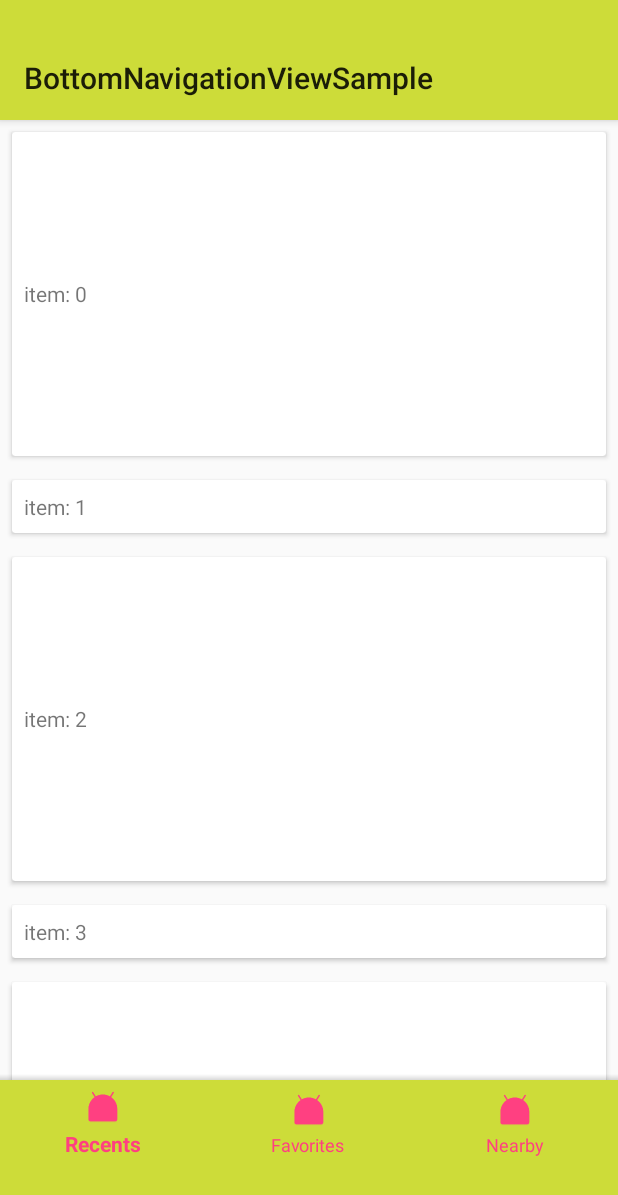
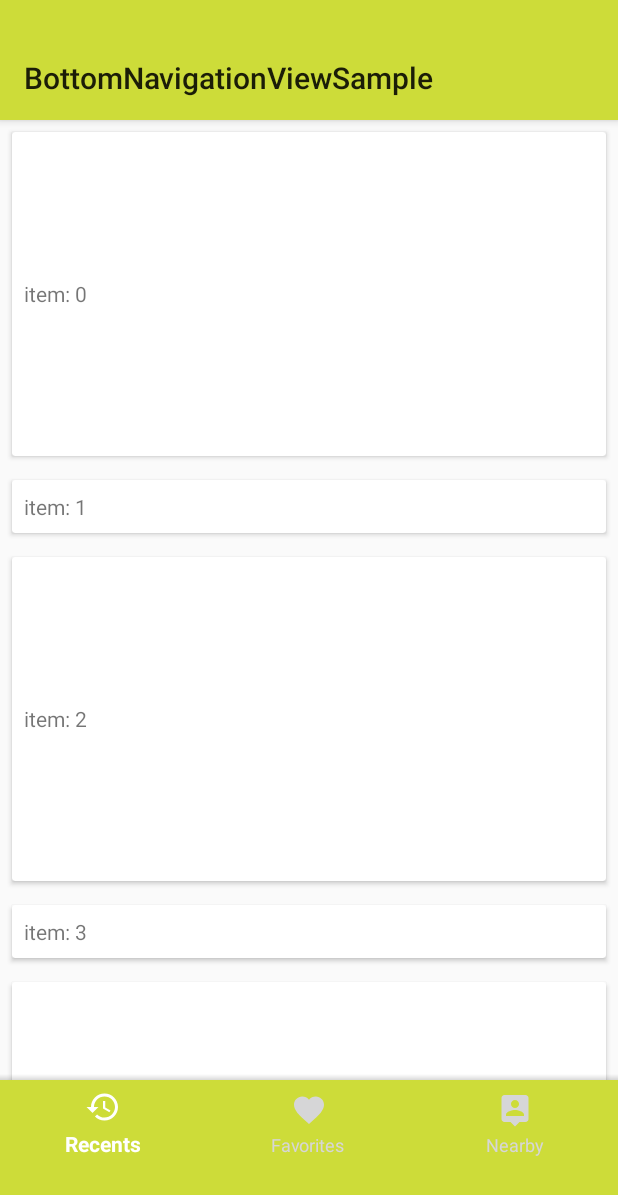
Before and after one commit to sakebook/BottomNavigationViewSample, an Android app: the screen it shows after launch (MainActivity), on a phone screen of 412 x 824 dp. Shown: the top 1195 px of the screen. Run offline under Robolectric (Android 15) with nearby library versions, the phone set to English and light mode, and no system bars; 1 statement that could not run was skipped.

Commit message:
Change bottom navigation icons

```diff
--- /dev/null
+++ b/app/src/main/res/drawable-anydpi/ic_favorite.xml
@@ -0,0 +1,9 @@
+<vector xmlns:android="http://schemas.android.com/apk/res/android"
+        android:width="24dp"
+        android:height="24dp"
+        android:viewportWidth="24.0"
+        android:viewportHeight="24.0">
+    <path
+        android:fillColor="#FF000000"
+        android:pathData="M12,21.35l-1.45,-1.32C5.4,15.36 2,12.28 2,8.5 2,5.42 4.42,3 7.5,3c1.74,0 3.41,0.81 4.5,2.09C13.09,3.81 14.76,3 16.5,3 19.58,3 22,5.42 22,8.5c0,3.78 -3.4,6.86 -8.55,11.54L12,21.35z"/>
+</vector>
--- /dev/null
+++ b/app/src/main/res/drawable-anydpi/ic_history.xml
@@ -0,0 +1,4 @@
+<?xml version="1.0" encoding="UTF-8" standalone="no"?>
+<vector xmlns:android="http://schemas.android.com/apk/res/android" android:height="24dp" android:viewportHeight="24.0" android:viewportWidth="24.0" android:width="24dp">
+    <path android:fillColor="#000000" android:pathData="M13,3c-4.97,0 -9,4.03 -9,9L1,12l3.89,3.89 0.07,0.14L9,12L6,12c0,-3.87 3.13,-7 7,-7s7,3.13 7,7 -3.13,7 -7,7c-1.93,0 -3.68,-0.79 -4.94,-2.06l-1.42,1.42C8.27,19.99 10.51,21 13,21c4.97,0 9,-4.03 9,-9s-4.03,-9 -9,-9zM12,8v5l4.28,2.54 0.72,-1.21 -3.5,-2.08L13.5,8L12,8z"/>
+</vector>
--- /dev/null
+++ b/app/src/main/res/drawable-anydpi/ic_person_pin.xml
@@ -0,0 +1,9 @@
+<vector xmlns:android="http://schemas.android.com/apk/res/android"
+        android:width="24dp"
+        android:height="24dp"
+        android:viewportWidth="24.0"
+        android:viewportHeight="24.0">
+    <path
+        android:fillColor="#FF000000"
+        android:pathData="M19,2L5,2c-1.11,0 -2,0.9 -2,2v14c0,1.1 0.89,2 2,2h4l3,3 3,-3h4c1.1,0 2,-0.9 2,-2L21,4c0,-1.1 -0.9,-2 -2,-2zM12,5.3c1.49,0 2.7,1.21 2.7,2.7 0,1.49 -1.21,2.7 -2.7,2.7 -1.49,0 -2.7,-1.21 -2.7,-2.7 0,-1.49 1.21,-2.7 2.7,-2.7zM18,16L6,16v-0.9c0,-2 4,-3.1 6,-3.1s6,1.1 6,3.1v0.9z"/>
+</vector>
--- /dev/null
+++ b/app/src/main/res/drawable/bottom_navigation_selector.xml
@@ -0,0 +1,9 @@
+<?xml version="1.0" encoding="utf-8"?>
+<selector xmlns:android="http://schemas.android.com/apk/res/android">
+    <item
+        android:color="@color/white"
+        android:state_checked="true" />
+    <item
+        android:color="@color/disable_translucent_light"
+        android:state_checked="false" />
+</selector>
--- a/app/src/main/res/layout/activity_main.xml
+++ b/app/src/main/res/layout/activity_main.xml
@@ -55,8 +55,8 @@
             android:elevation="@dimen/small_margin"
             app:elevation="@dimen/small_margin"
             app:menu="@menu/bottom_navigation"
-            app:itemIconTint="@color/colorAccent"
-            app:itemTextColor="@color/colorAccent"
+            app:itemIconTint="@drawable/bottom_navigation_selector"
+            app:itemTextColor="@drawable/bottom_navigation_selector"
             android:layout_width="match_parent"
             android:layout_height="@dimen/bottom_navigation_height"/>
     </LinearLayout>
--- a/app/src/main/res/menu/bottom_navigation.xml
+++ b/app/src/main/res/menu/bottom_navigation.xml
@@ -2,14 +2,14 @@
 <menu xmlns:android="http://schemas.android.com/apk/res/android">
     <item
         android:id="@+id/navigation_recents"
-        android:icon="@mipmap/ic_launcher"
+        android:icon="@drawable/ic_history"
         android:title="@string/navigation_recents"/>
     <item
         android:id="@+id/navigation_favorites"
-        android:icon="@mipmap/ic_launcher"
+        android:icon="@drawable/ic_favorite"
         android:title="@string/navigation_favorites"/>
     <item
         android:id="@+id/navigation_nearby"
-        android:icon="@mipmap/ic_launcher"
+        android:icon="@drawable/ic_person_pin"
         android:title="@string/navigation_nearby" />
 </menu>
```
